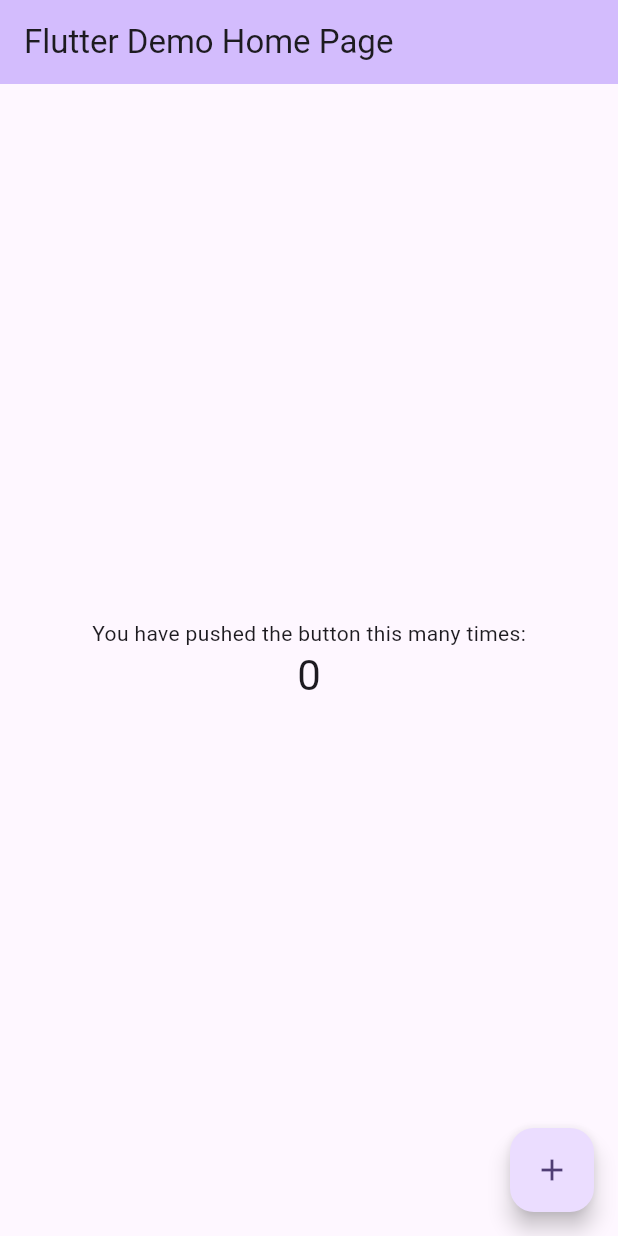
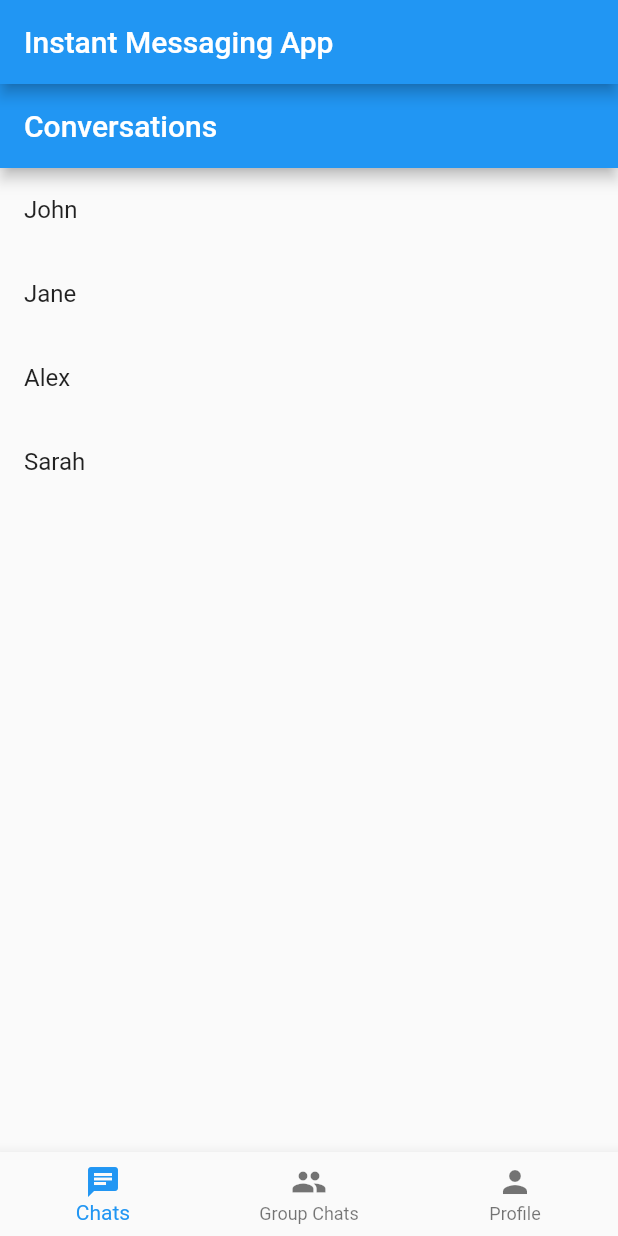
Before and after one commit to ReganShen/COS730_BBM, a Flutter app: the screen it shows after launch, on a phone screen of 412 x 824 dp. Run offline on Flutter 3.47's test engine with Material 2 defaults, Android fonts, the light colour scheme and no system bars.

Commit message:
(Front End) : Basic Implementation
Basic code has been made to mock the BBM application

```diff
--- /dev/null
+++ b/lib/Models/message.dart
@@ -0,0 +1,6 @@
+class Message {
+  final String sender;
+  final String text;
+
+  Message({required this.sender,required this.text});
+}
--- /dev/null
+++ b/lib/Screens/conversation_screen.dart
@@ -0,0 +1,42 @@
+import 'package:flutter/material.dart';
+import 'chat_screen.dart';
+
+class ConversationScreen extends StatefulWidget {
+  @override
+  _ConversationScreenState createState() => _ConversationScreenState();
+}
+
+class _ConversationScreenState extends State<ConversationScreen> {
+  List<String> conversations = [
+    'John',
+    'Jane',
+    'Alex',
+    'Sarah',
+  ];
+
+  @override
+  Widget build(BuildContext context) {
+    return Scaffold(
+      appBar: AppBar(
+        title: Text('Conversations'),
+      ),
+      body: ListView.builder(
+        itemCount: conversations.length,
+        itemBuilder: (context, index) {
+          final conversation = conversations[index];
+          return ListTile(
+            title: Text(conversation),
+            onTap: () {
+              Navigator.push(
+                context,
+                MaterialPageRoute(
+                  builder: (context) => ChatScreen(conversation: conversation),
+                ),
+              );
+            },
+          );
+        },
+      ),
+    );
+  }
+}
--- a/lib/main.dart
+++ b/lib/main.dart
@@ -1,125 +1,70 @@
+import 'package:COS730_BBM/Screens/conversation_screen.dart';
+import 'package:COS730_BBM/Screens/group_chat_screen.dart';
+import 'package:COS730_BBM/Screens/profile_screen.dart';
 import 'package:flutter/material.dart';
+import 'package:COS730_BBM/Screens/chat_screen.dart';
+import 'package:COS730_BBM/Screens/group_chat_screen.dart';
+import 'package:COS730_BBM/Screens/profile_screen.dart';
 
 void main() {
-  runApp(const MyApp());
+  runApp(MyApp());
 }
 
 class MyApp extends StatelessWidget {
-  const MyApp({super.key});
-
-  // This widget is the root of your application.
   @override
   Widget build(BuildContext context) {
     return MaterialApp(
-      title: 'Flutter Demo',
+      title: 'Instant Messaging App',
       theme: ThemeData(
-        // This is the theme of your application.
-        //
-        // TRY THIS: Try running your application with "flutter run". You'll see
-        // the application has a blue toolbar. Then, without quitting the app,
-        // try changing the seedColor in the colorScheme below to Colors.green
-        // and then invoke "hot reload" (save your changes or press the "hot
-        // reload" button in a Flutter-supported IDE, or press "r" if you used
-        // the command line to start the app).
-        //
-        // Notice that the counter didn't reset back to zero; the application
-        // state is not lost during the reload. To reset the state, use hot
-        // restart instead.
-        //
-        // This works for code too, not just values: Most code changes can be
-        // tested with just a hot reload.
-        colorScheme: ColorScheme.fromSeed(seedColor: Colors.deepPurple),
-        useMaterial3: true,
+        primarySwatch: Colors.blue,
       ),
-      home: const MyHomePage(title: 'Flutter Demo Home Page'),
+      home: HomeScreen(),
     );
   }
 }
 
-class MyHomePage extends StatefulWidget {
-  const MyHomePage({super.key, required this.title});
-
-  // This widget is the home page of your application. It is stateful, meaning
-  // that it has a State object (defined below) that contains fields that affect
-  // how it looks.
-
-  // This class is the configuration for the state. It holds the values (in this
-  // case the title) provided by the parent (in this case the App widget) and
-  // used by the build method of the State. Fields in a Widget subclass are
-  // always marked "final".
-
-  final String title;
-
+class HomeScreen extends StatefulWidget {
   @override
-  State<MyHomePage> createState() => _MyHomePageState();
+  _HomeScreenState createState() => _HomeScreenState();
 }
 
-class _MyHomePageState extends State<MyHomePage> {
-  int _counter = 0;
-
-  void _incrementCounter() {
-    setState(() {
-      // This call to setState tells the Flutter framework that something has
-      // changed in this State, which causes it to rerun the build method below
-      // so that the display can reflect the updated values. If we changed
-      // _counter without calling setState(), then the build method would not be
-      // called again, and so nothing would appear to happen.
-      _counter++;
-    });
-  }
+class _HomeScreenState extends State<HomeScreen> {
+  int _currentIndex = 0;
+  List<Widget> _screens = [
+    ConversationScreen(),
+    GroupChatScreen(),
+    ProfileScreen(),
+  ];
 
   @override
   Widget build(BuildContext context) {
-    // This method is rerun every time setState is called, for instance as done
-    // by the _incrementCounter method above.
-    //
-    // The Flutter framework has been optimized to make rerunning build methods
-    // fast, so that you can just rebuild anything that needs updating rather
-    // than having to individually change instances of widgets.
     return Scaffold(
       appBar: AppBar(
-        // TRY THIS: Try changing the color here to a specific color (to
-        // Colors.amber, perhaps?) and trigger a hot reload to see the AppBar
-        // change color while the other colors stay the same.
-        backgroundColor: Theme.of(context).colorScheme.inversePrimary,
-        // Here we take the value from the MyHomePage object that was created by
-        // the App.build method, and use it to set our appbar title.
-        title: Text(widget.title),
+        title: Text('Instant Messaging App'),
       ),
-      body: Center(
-        // Center is a layout widget. It takes a single child and positions it
-        // in the middle of the parent.
-        child: Column(
-          // Column is also a layout widget. It takes a list of children and
-          // arranges them vertically. By default, it sizes itself to fit its
-          // children horizontally, and tries to be as tall as its parent.
-          //
-          // Column has various properties to control how it sizes itself and
-          // how it positions its children. Here we use mainAxisAlignment to
-          // center the children vertically; the main axis here is the vertical
-          // axis because Columns are vertical (the cross axis would be
-          // horizontal).
-          //
-          // TRY THIS: Invoke "debug painting" (choose the "Toggle Debug Paint"
-          // action in the IDE, or press "p" in the console), to see the
-          // wireframe for each widget.
-          mainAxisAlignment: MainAxisAlignment.center,
-          children: <Widget>[
-            const Text(
-              'You have pushed the button this many times:',
-            ),
-            Text(
-              '$_counter',
-              style: Theme.of(context).textTheme.headlineMedium,
-            ),
-          ],
-        ),
+      body: _screens[_currentIndex],
+      bottomNavigationBar: BottomNavigationBar(
+        currentIndex: _currentIndex,
+        onTap: (index) {
+          setState(() {
+            _currentIndex = index;
+          });
+        },
+        items: [
+          BottomNavigationBarItem(
+            icon: Icon(Icons.chat),
+            label: 'Chats',
+          ),
+          BottomNavigationBarItem(
+            icon: Icon(Icons.group),
+            label: 'Group Chats',
+          ),
+          BottomNavigationBarItem(
+            icon: Icon(Icons.person),
+            label: 'Profile',
+          ),
+        ],
       ),
-      floatingActionButton: FloatingActionButton(
-        onPressed: _incrementCounter,
-        tooltip: 'Increment',
-        child: const Icon(Icons.add),
-      ), // This trailing comma makes auto-formatting nicer for build methods.
     );
   }
 }
```
Also changed, not shown: lib/Models/message_input.dart (added, +43 -0 lines), lib/Screens/chat_screen.dart (added, +75 -0 lines), lib/Screens/group_chat_screen.dart (added, +13 -0 lines), lib/Screens/profile_screen.dart (added, +13 -0 lines), 1 other file.
